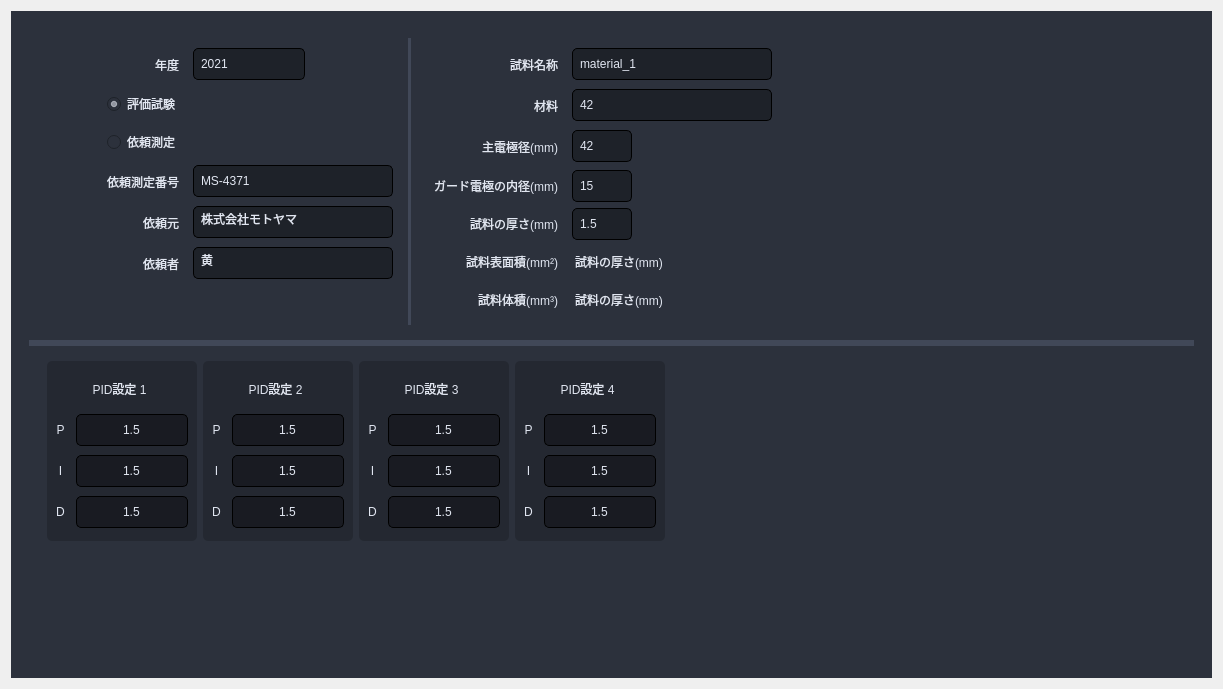
This is Source code/gui_main/gui/uis/pages/main_pages.ui in coolandy345/MS4371 as Qt 5 draws it before an edit. The edited form follows.
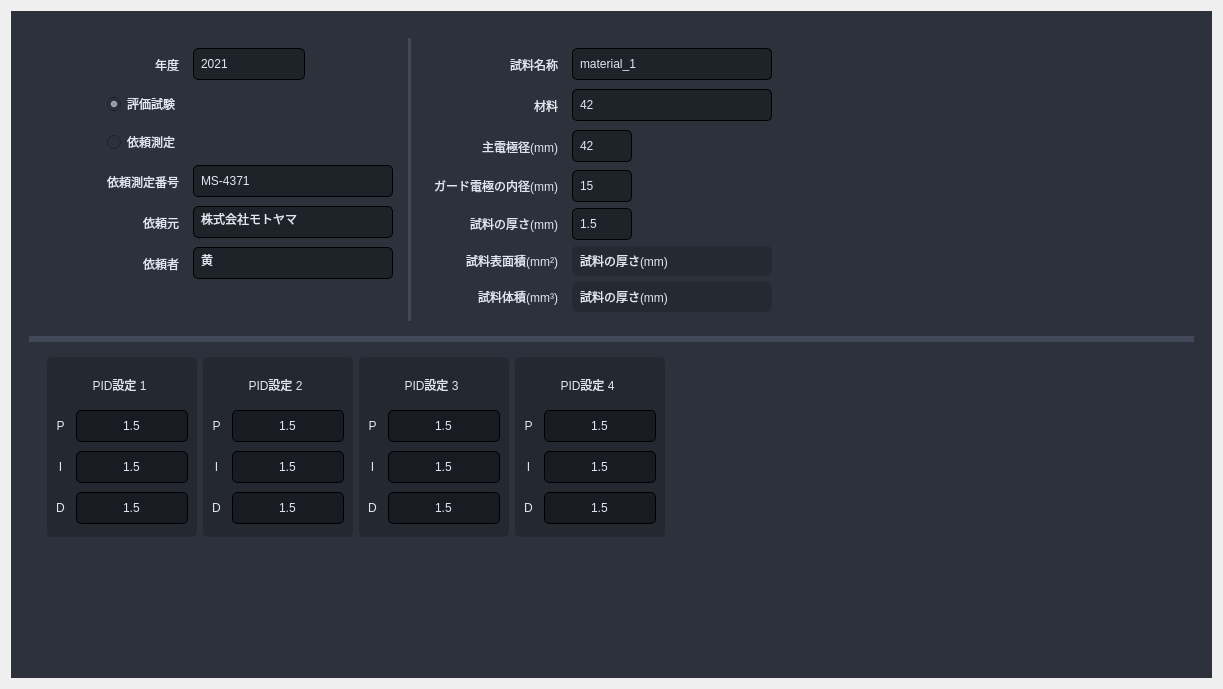
This is the edited form.

The edit to the form file:
```diff
--- a/Source code/gui_main/gui/uis/pages/main_pages.ui
+++ b/Source code/gui_main/gui/uis/pages/main_pages.ui
@@ -546,20 +546,26 @@
                      <widget class="QLabel" name="lineEdit_meterialArea">
                       <property name="minimumSize">
                        <size>
-                        <width>140</width>
+                        <width>0</width>
                         <height>32</height>
                        </size>
                       </property>
                       <property name="maximumSize">
                        <size>
-                        <width>140</width>
+                        <width>16777215</width>
                         <height>16777215</height>
                        </size>
                       </property>
                       <property name="styleSheet">
-                       <string notr="true">font: 12px bold italic large &quot;游ゴシック&quot;;
+                       <string notr="true">background-color: rgb(37, 42, 50);
 color: rgb(225, 230, 241);
-padding-right:5px;</string>
+border-width: 1px;
+border-style: none;
+border-radius: 5px;
+padding-left:5px;
+padding-right:5px;
+font: 12px &quot;游ゴシック&quot;;
+min-height:30;</string>
                       </property>
                       <property name="text">
                        <string>試料の厚さ(mm)</string>
@@ -843,20 +849,26 @@
                      <widget class="QLabel" name="lineEdit_meterialVolume">
                       <property name="minimumSize">
                        <size>
-                        <width>140</width>
+                        <width>0</width>
                         <height>32</height>
                        </size>
                       </property>
                       <property name="maximumSize">
                        <size>
-                        <width>140</width>
+                        <width>16777215</width>
                         <height>16777215</height>
                        </size>
                       </property>
                       <property name="styleSheet">
-                       <string notr="true">font: 12px bold italic large &quot;游ゴシック&quot;;
+                       <string notr="true">background-color: rgb(37, 42, 50);
 color: rgb(225, 230, 241);
-padding-right:5px;</string>
+border-width: 1px;
+border-style: none;
+border-radius: 5px;
+padding-left:5px;
+padding-right:5px;
+font: 12px &quot;游ゴシック&quot;;
+min-height:30;</string>
                       </property>
                       <property name="text">
                        <string>試料の厚さ(mm)</string>
```
Left out of the diff: 6 changed lines with no effect on the pictures.
